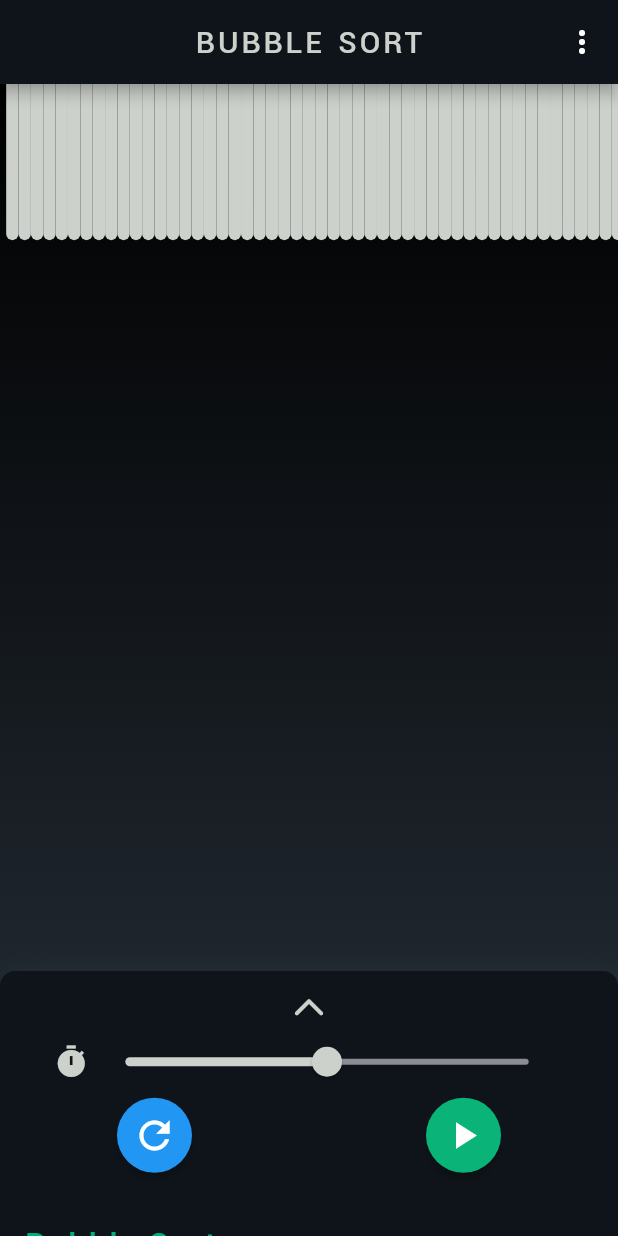
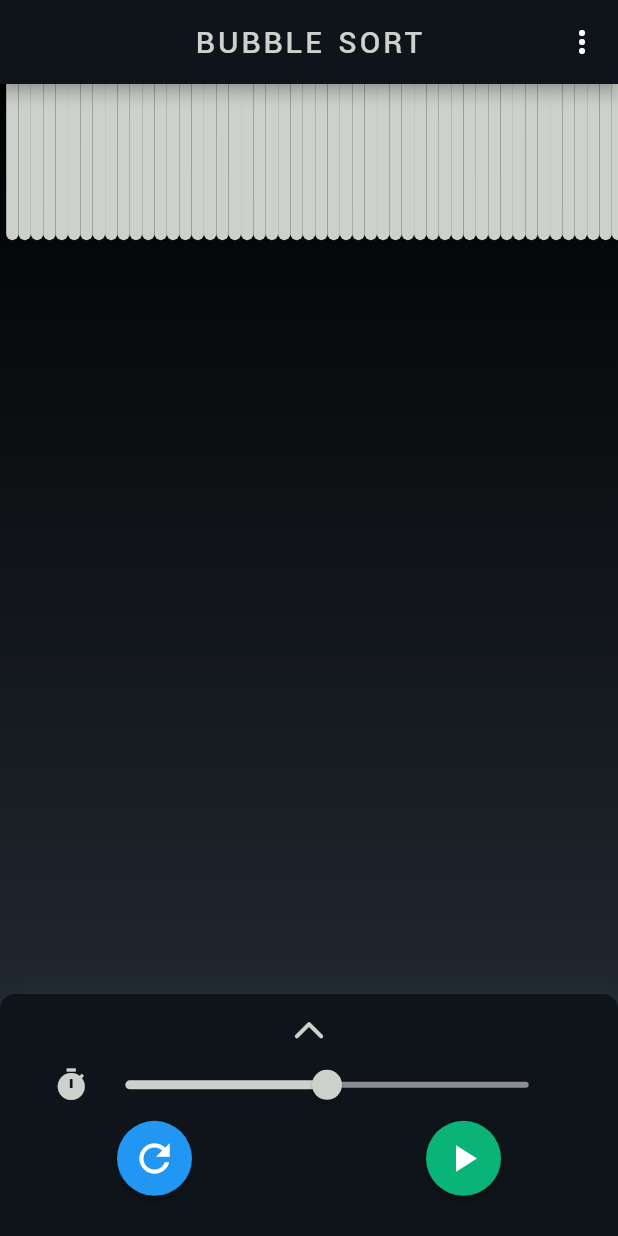
Before and after one commit to jaiswal4sudeep/SortItOut-Sorting_Visualizer, a Flutter app: the screen it shows after launch, on a phone screen of 412 x 824 dp. Run offline on Flutter 3.47's test engine with Material 2 defaults, Android fonts, the light colour scheme and no system bars.

Commit message:
Bug Fixed

```diff
--- a/lib/pages/home_page.dart
+++ b/lib/pages/home_page.dart
@@ -500,7 +500,7 @@ class _HomePageState extends State<HomePage> {
               }).toList(),
             ),
             DraggableScrollableSheet(
-              initialChildSize: .23,
+              initialChildSize: .21,
               minChildSize: .2,
               maxChildSize: 1,
               builder:
```
